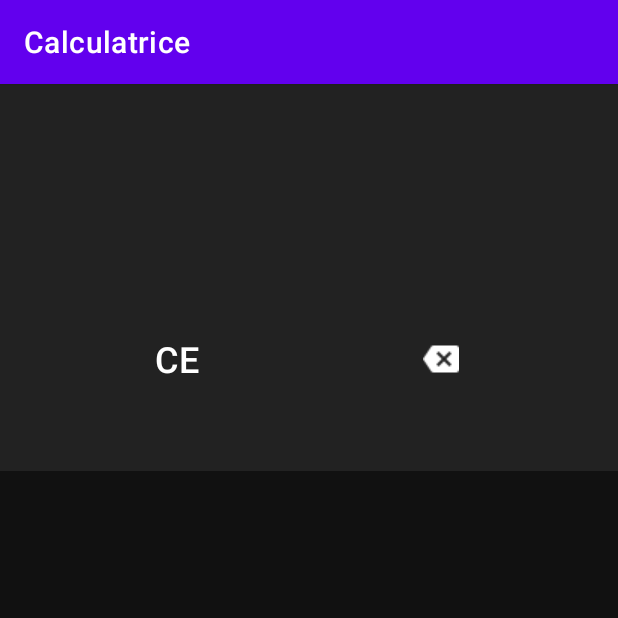
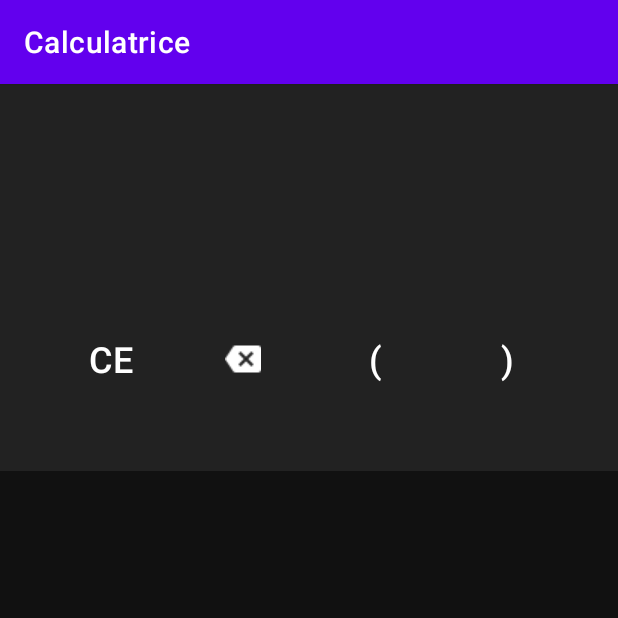
Before and after one commit to EzechielXD/Calculatrice, an Android app: the screen it shows after launch (MainActivity), on a phone screen of 412 x 824 dp, the top half of it. Run offline under Robolectric (Android 15) with nearby library versions, the phone set to English and light mode, and no system bars.

Commit message:
dernier commit

```diff
--- a/app/src/main/res/layout/activity_main.xml
+++ b/app/src/main/res/layout/activity_main.xml
@@ -52,6 +52,18 @@
                 android:scaleType="center"
                 android:text="DEL" />
 
+            <androidx.appcompat.widget.AppCompatButton
+                android:layout_width="wrap_content"
+                android:layout_height="90dp"
+                style="@style/Button_Style"
+                android:text="(" />
+
+            <androidx.appcompat.widget.AppCompatButton
+                android:layout_width="wrap_content"
+                android:layout_height="90dp"
+                style="@style/Button_Style"
+                android:text=")" />
+
         </TableRow>
         </TableLayout>
     </LinearLayout>
```
